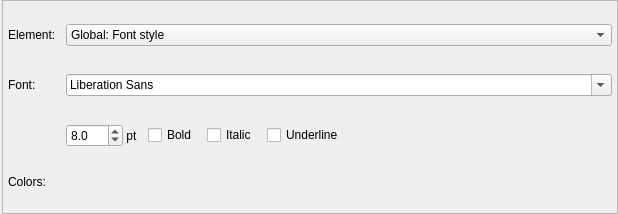
Above: libs/libgui/ui/settings/appearanceconfigwidget.ui from pgmodeler/pgmodeler before the change. Below: the same form after it.
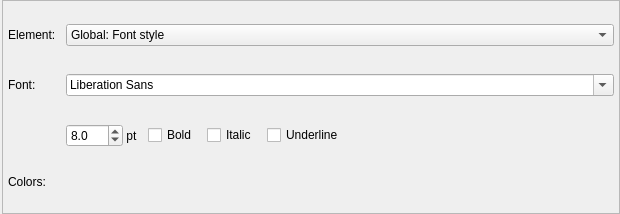
That is the form after the change.

Commit message: Changed default icon size of comboboxes

The edit to the form file:
```diff
--- a/libs/libgui/ui/settings/appearanceconfigwidget.ui
+++ b/libs/libgui/ui/settings/appearanceconfigwidget.ui
@@ -6,7 +6,7 @@
    <rect>
     <x>0</x>
     <y>0</y>
-    <width>618</width>
+    <width>620</width>
     <height>214</height>
    </rect>
   </property>
@@ -65,6 +65,12 @@
       </item>
       <item row="0" column="1" colspan="4">
        <widget class="QComboBox" name="element_cmb">
+        <property name="iconSize">
+         <size>
+          <width>28</width>
+          <height>28</height>
+         </size>
+        </property>
         <item>
          <property name="text">
           <string>Global: Font style</string>
```
Left out of the diff: 2 changed lines with no effect on the pictures. The commit also changes 40 other files.
